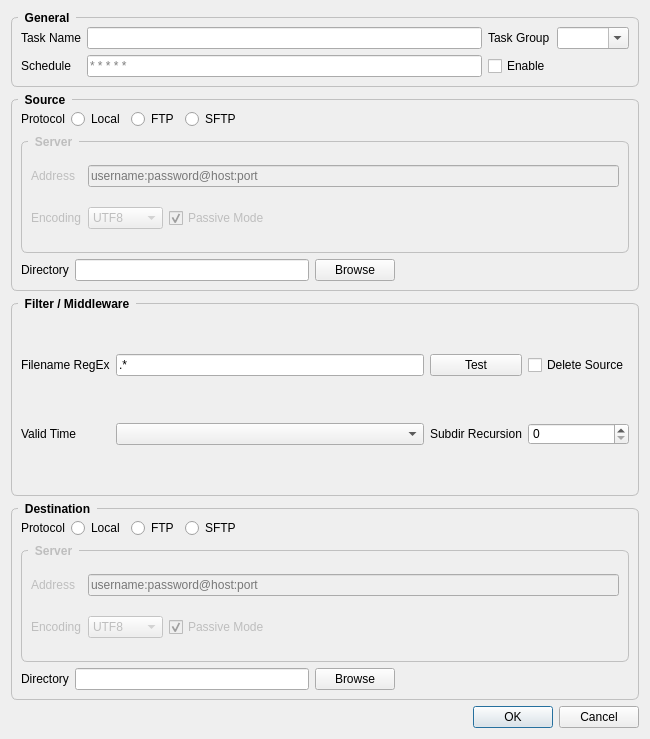
Old version of the form designer/dialog_task_edit.ui in the repository funway/TransferDog.
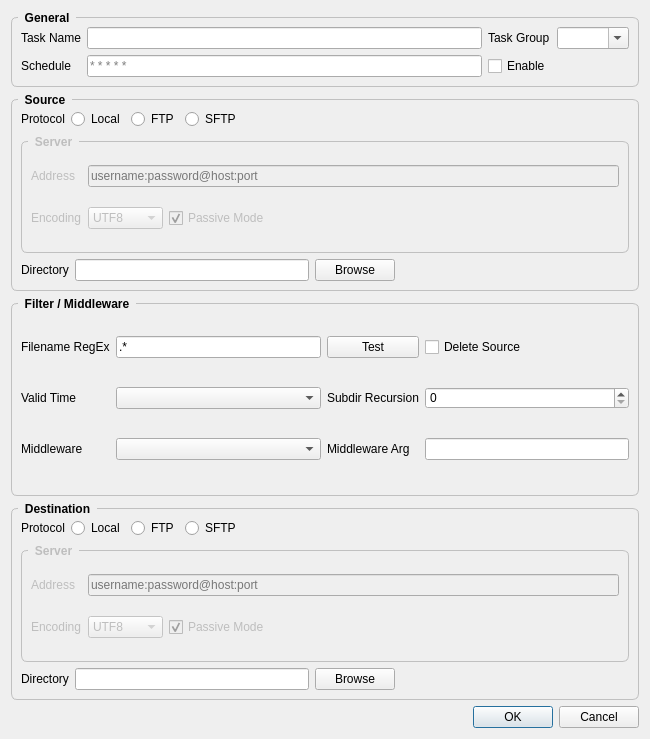
New version of the form.

The edit to the form file:
```diff
--- a/designer/dialog_task_edit.ui
+++ b/designer/dialog_task_edit.ui
@@ -274,13 +274,6 @@
       <string>Filter / Middleware</string>
      </property>
      <layout class="QGridLayout" name="gridLayout_3">
-      <item row="1" column="2">
-       <widget class="QLabel" name="label_10">
-        <property name="text">
-         <string>Subdir Recursion</string>
-        </property>
-       </widget>
-      </item>
       <item row="1" column="0">
        <widget class="QLabel" name="label_9">
         <property name="text">
@@ -288,9 +281,30 @@
         </property>
        </widget>
       </item>
-      <item row="1" column="1">
+      <item row="1" column="2">
        <widget class="QComboBox" name="comboBox_filter_valid_time"/>
       </item>
+      <item row="0" column="3">
+       <widget class="QPushButton" name="pushButton_2">
+        <property name="text">
+         <string>Test</string>
+        </property>
+       </widget>
+      </item>
+      <item row="0" column="4">
+       <widget class="QCheckBox" name="checkBox_delete_source">
+        <property name="text">
+         <string>Delete Source</string>
+        </property>
+       </widget>
+      </item>
+      <item row="1" column="4">
+       <widget class="QSpinBox" name="spinBox_subdir_recursion">
+        <property name="maximum">
+         <number>999</number>
+        </property>
+       </widget>
+      </item>
       <item row="0" column="0">
        <widget class="QLabel" name="label_8">
         <property name="text">
@@ -299,13 +313,6 @@
        </widget>
       </item>
       <item row="0" column="2">
-       <widget class="QPushButton" name="pushButton_2">
-        <property name="text">
-         <string>Test</string>
-        </property>
-       </widget>
-      </item>
-      <item row="0" column="1">
        <widget class="QLineEdit" name="lineEdit_filter_filename">
         <property name="text">
          <string>.*</string>
@@ -313,19 +320,32 @@
        </widget>
       </item>
       <item row="1" column="3">
-       <widget class="QSpinBox" name="spinBox_subdir_recursion">
-        <property name="maximum">
-         <number>999</number>
+       <widget class="QLabel" name="label_10">
+        <property name="text">
+         <string>Subdir Recursion</string>
         </property>
        </widget>
       </item>
-      <item row="0" column="3">
-       <widget class="QCheckBox" name="checkBox_delete_source">
+      <item row="2" column="0">
+       <widget class="QLabel" name="label_11">
         <property name="text">
-         <string>Delete Source</string>
+         <string>Middleware</string>
         </property>
        </widget>
       </item>
+      <item row="2" column="2">
+       <widget class="QComboBox" name="comboBox_middleware"/>
+      </item>
+      <item row="2" column="3">
+       <widget class="QLabel" name="label_12">
+        <property name="text">
+         <string>Middleware Arg</string>
+        </property>
+       </widget>
+      </item>
+      <item row="2" column="4">
+       <widget class="QLineEdit" name="lineEdit_middleware_arg"/>
+      </item>
      </layout>
     </widget>
    </item>
```
Left out of the diff: 2 changed lines with no effect on the pictures.
